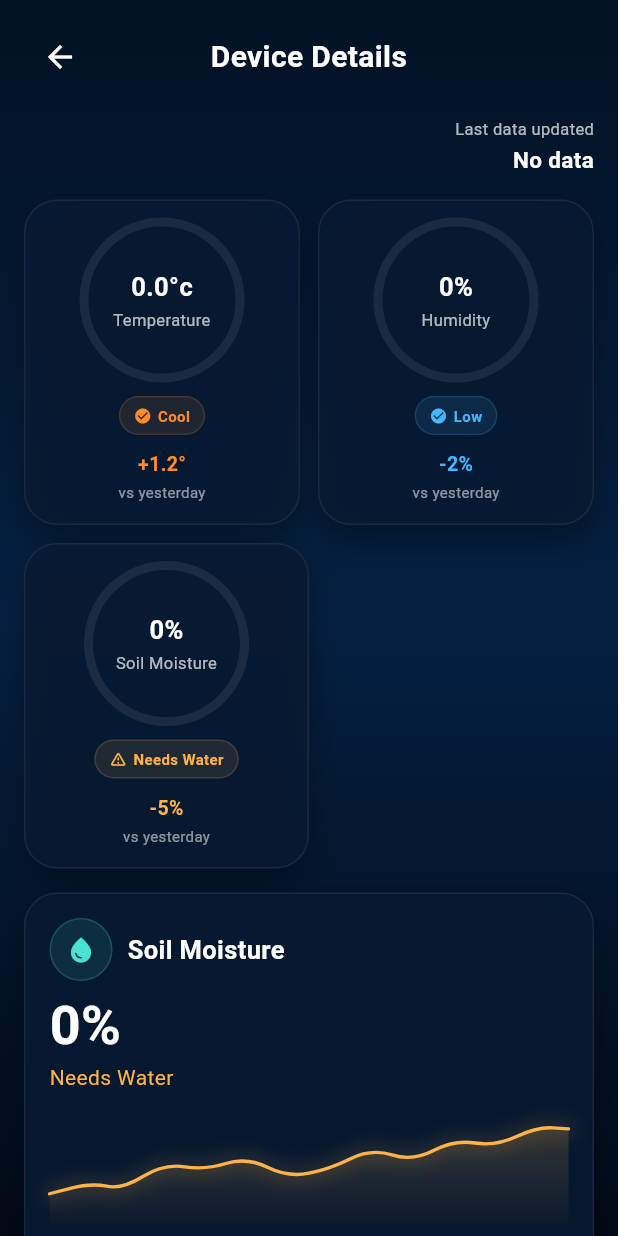
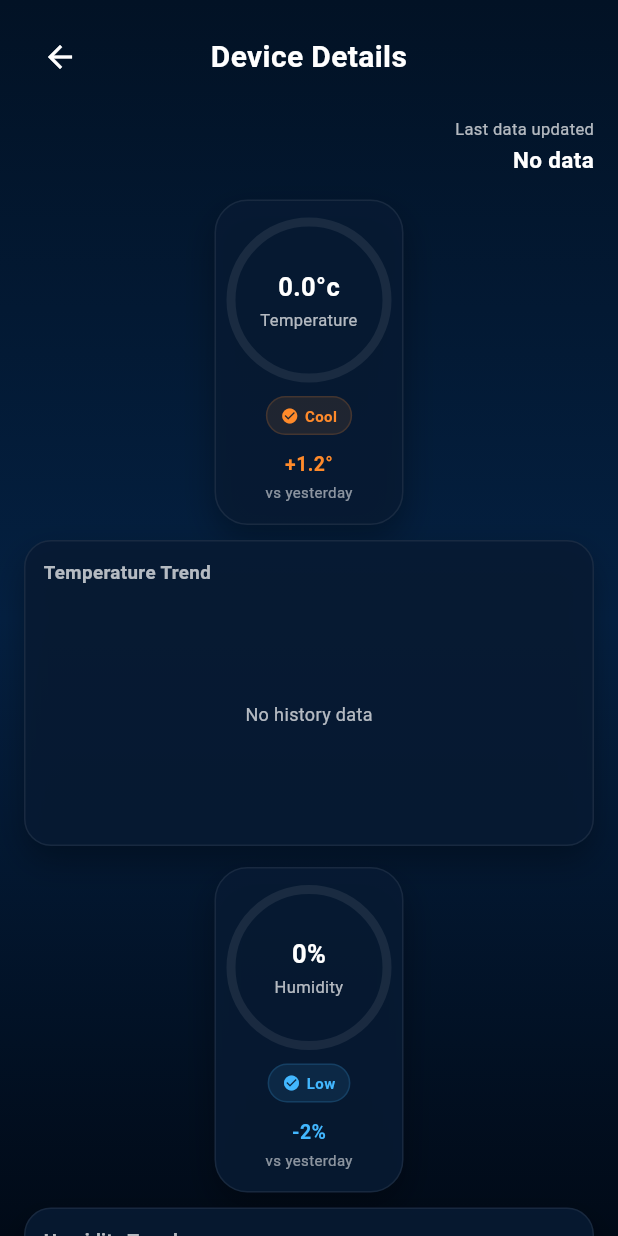
Before and after one commit to akhil7challa/SmartAgriculture_Monitoring, a Flutter app: the DeviceDetailsScreen screen opened directly with empty values, on a phone screen of 412 x 824 dp. Run offline on Flutter 3.47's test engine with Material 3 defaults, Android fonts, the phone set to English and light mode, and no system bars; our stand-ins replace firebase_core, firebase_database; accounts and stored records are empty.

Commit message:
Added historicdata and charts to temperature, humidity and soil moisture

```diff
--- a/lib/features/devices/device_details_screen.dart
+++ b/lib/features/devices/device_details_screen.dart
@@ -1,3 +1,4 @@
+import 'package:fl_chart/fl_chart.dart';
 import 'package:flutter/material.dart';
 
 import '../../core/services/firebase_service.dart';
@@ -97,19 +98,6 @@ class _DeviceDetailsScreenState extends State<DeviceDetailsScreen> {
     );
   }
 
-  Widget _iconCircle(IconData icon, Color color) {
-    return Container(
-      height: 42,
-      width: 42,
-      decoration: BoxDecoration(
-        shape: BoxShape.circle,
-        color: color.withOpacity(0.10),
-        border: Border.all(color: color.withOpacity(0.20)),
-      ),
-      child: Icon(icon, color: color, size: 20),
-    );
-  }
-
   Widget _buildTopBar() {
     return Row(
       children: [
@@ -185,8 +173,7 @@ class _DeviceDetailsScreenState extends State<DeviceDetailsScreen> {
   }) {
     final clamped = percent.clamp(0.0, 1.0);
 
-    return Expanded(
-      child: _glassPanel(
+    return _glassPanel(
       padding: const EdgeInsets.symmetric(horizontal: 10, vertical: 14),
       child: Column(
         children: [
@@ -274,21 +261,131 @@ class _DeviceDetailsScreenState extends State<DeviceDetailsScreen> {
           ),
         ],
       ),
+    );
+  }
+
+  Widget _buildTrendChart({
+    required String title,
+    required Color color,
+    required List<double> values,
+  }) {
+    final spots = values.asMap().entries.map((entry) {
+      return FlSpot(entry.key.toDouble(), entry.value);
+    }).toList();
+
+    final minY = values.isEmpty ? 0.0 : values.reduce((a, b) => a < b ? a : b);
+    final maxY = values.isEmpty ? 1.0 : values.reduce((a, b) => a > b ? a : b);
+
+    final adjustedMaxY = maxY == minY ? maxY + 1 : maxY;
+    final adjustedMinY = maxY == minY ? minY - 1 : minY;
+
+    return _glassPanel(
+      padding: const EdgeInsets.all(12),
+      radius: BorderRadius.circular(18),
+      child: Column(
+        crossAxisAlignment: CrossAxisAlignment.start,
+        children: [
+          Text(
+            title,
+            style: const TextStyle(
+              color: Colors.white70,
+              fontSize: 12.5,
+              fontWeight: FontWeight.w600,
+            ),
+          ),
+          const SizedBox(height: 10),
+          SizedBox(
+            height: 150,
+            child: values.isEmpty
+                ? const Center(
+                    child: Text(
+                      "No history data",
+                      style: TextStyle(color: Colors.white70, fontSize: 12),
+                    ),
+                  )
+                : LineChart(
+                    LineChartData(
+                      minX: 0,
+                      maxX: (values.length - 1).toDouble(),
+                      minY: adjustedMinY,
+                      maxY: adjustedMaxY,
+                      gridData: FlGridData(
+                        show: true,
+                        drawVerticalLine: false,
+                        getDrawingHorizontalLine: (_) => FlLine(
+                          color: Colors.white.withOpacity(0.08),
+                          strokeWidth: 1,
+                        ),
+                      ),
+                      titlesData: const FlTitlesData(
+                        leftTitles: AxisTitles(
+                          sideTitles: SideTitles(showTitles: false),
+                        ),
+                        bottomTitles: AxisTitles(
+                          sideTitles: SideTitles(showTitles: false),
+                        ),
+                        topTitles: AxisTitles(
+                          sideTitles: SideTitles(showTitles: false),
+                        ),
+                        rightTitles: AxisTitles(
+                          sideTitles: SideTitles(showTitles: false),
+                        ),
+                      ),
+                      borderData: FlBorderData(
+                        show: true,
+                        border:
+                            Border.all(color: Colors.white.withOpacity(0.08)),
+                      ),
+                      lineBarsData: [
+                        LineChartBarData(
+                          spots: spots,
+                          isCurved: true,
+                          color: color,
+                          barWidth: 2.6,
+                          dotData: const FlDotData(show: false),
+                          belowBarData: BarAreaData(
+                            show: true,
+                            color: color.withOpacity(0.15),
+                          ),
+                        ),
+                      ],
+                    ),
+                  ),
+          ),
+        ],
       ),
     );
   }
 
-  Widget _buildMetricsRow(Telemetry? telemetry, bool isMobile) {
+  Widget _buildMetricWithChart({
+    required Widget metricCard,
+    required Widget chart,
+  }) {
+    return Column(
+      children: [
+        metricCard,
+        const SizedBox(height: 10),
+        chart,
+      ],
+    );
+  }
+
+  Widget _buildMetricSections(
+    Telemetry? telemetry,
+    List<Telemetry> history,
+    bool isMobile,
+  ) {
     final temp = telemetry?.temperature.toDouble() ?? 0.0;
     final humidity = telemetry?.humidity.toDouble() ?? 0.0;
     final soil = telemetry?.soilMoisture.toDouble() ?? 0.0;
 
-    if (isMobile) {
-      return Column(
-        children: [
-          Row(
-            children: [
-              _buildArcMetricCard(
+    final temperatureValues =
+        history.map((e) => e.temperature.toDouble()).toList();
+    final humidityValues = history.map((e) => e.humidity.toDouble()).toList();
+    final soilValues = history.map((e) => e.soilMoisture.toDouble()).toList();
+
+    final temperatureSection = _buildMetricWithChart(
+      metricCard: _buildArcMetricCard(
         title: "Temperature",
         value: "${temp.toStringAsFixed(1)}°c",
         percent: temp / 50,
@@ -297,8 +394,15 @@ class _DeviceDetailsScreenState extends State<DeviceDetailsScreen> {
         change: "+1.2°",
         badgeIcon: Icons.check_circle,
       ),
-              const SizedBox(width: 12),
-              _buildArcMetricCard(
+      chart: _buildTrendChart(
+        title: "Temperature Trend",
+        color: const Color(0xFFFF8A2A),
+        values: temperatureValues,
+      ),
+    );
+
+    final humiditySection = _buildMetricWithChart(
+      metricCard: _buildArcMetricCard(
         title: "Humidity",
         value: "${humidity.toStringAsFixed(0)}%",
         percent: humidity / 100,
@@ -307,141 +411,53 @@ class _DeviceDetailsScreenState extends State<DeviceDetailsScreen> {
         change: "-2%",
         badgeIcon: Icons.check_circle,
       ),
-            ],
+      chart: _buildTrendChart(
+        title: "Humidity Trend",
+        color: const Color(0xFF42B7FF),
+        values: humidityValues,
       ),
-          const SizedBox(height: 12),
-          Row(
-            children: [
-              _buildArcMetricCard(
-                title: "Soil Moisture",
-                value: "${soil.toStringAsFixed(0)}%",
-                percent: soil / 100,
-                color: soil < 45
-                    ? const Color(0xFFFFB347)
-                    : const Color(0xFF9AFB65),
-                badge: _soilStatus(soil),
-                change: soil < 45 ? "-5%" : "+3%",
-                badgeIcon: soil < 45
-                    ? Icons.warning_amber_rounded
-                    : Icons.check_circle,
-              ),
-              const Spacer(),
-            ],
-          ),
-        ],
     );
-    }
 
-    return Row(
-      children: [
-        _buildArcMetricCard(
-          title: "Temperature",
-          value: "${temp.toStringAsFixed(1)}°c",
-          percent: temp / 50,
-          color: const Color(0xFFFF8A2A),
-          badge: _temperatureStatus(temp),
-          change: "+1.2°",
-          badgeIcon: Icons.check_circle,
-        ),
-        const SizedBox(width: 12),
-        _buildArcMetricCard(
-          title: "Humidity",
-          value: "${humidity.toStringAsFixed(0)}%",
-          percent: humidity / 100,
-          color: const Color(0xFF42B7FF),
-          badge: _humidityStatus(humidity),
-          change: "-2%",
-          badgeIcon: Icons.check_circle,
-        ),
-        const SizedBox(width: 12),
-        _buildArcMetricCard(
+    final soilSection = _buildMetricWithChart(
+      metricCard: _buildArcMetricCard(
         title: "Soil Moisture",
         value: "${soil.toStringAsFixed(0)}%",
         percent: soil / 100,
         color: soil < 45 ? const Color(0xFFFFB347) : const Color(0xFF9AFB65),
         badge: _soilStatus(soil),
         change: soil < 45 ? "-5%" : "+3%",
-          badgeIcon:
-              soil < 45 ? Icons.warning_amber_rounded : Icons.check_circle,
+        badgeIcon: soil < 45 ? Icons.warning_amber_rounded : Icons.check_circle,
       ),
+      chart: _buildTrendChart(
+        title: "Soil Moisture Trend",
+        color: soilValues.isNotEmpty && soilValues.last < 45
+            ? const Color(0xFFFFB347)
+            : const Color(0xFF7CFC6A),
+        values: soilValues,
+      ),
+    );
+
+    if (isMobile) {
+      return Column(
+        children: [
+          temperatureSection,
+          const SizedBox(height: 14),
+          humiditySection,
+          const SizedBox(height: 14),
+          soilSection,
         ],
       );
     }
 
-  Widget _buildSoilMoistureCard(Telemetry? telemetry) {
-    final soil = telemetry?.soilMoisture.toDouble() ?? 0.0;
-    final status = _soilStatus(soil);
-    final lineColor =
-        soil < 45 ? const Color(0xFFFFB347) : const Color(0xFF7CFC6A);
-
-    return _glassPanel(
-      child: Column(
+    return Row(
       crossAxisAlignment: CrossAxisAlignment.start,
       children: [
-          Row(
-            children: [
-              _iconCircle(Icons.water_drop, const Color(0xFF4BE2D4)),
-              const SizedBox(width: 10),
-              const Text(
-                "Soil Moisture",
-                style: TextStyle(
-                  color: Colors.white,
-                  fontSize: 17,
-                  fontWeight: FontWeight.w600,
-                ),
-              ),
+        Expanded(child: temperatureSection),
+        const SizedBox(width: 12),
+        Expanded(child: humiditySection),
+        const SizedBox(width: 12),
+        Expanded(child: soilSection),
       ],
-          ),
-          const SizedBox(height: 12),
-          Text(
-            "${soil.toStringAsFixed(0)}%",
-            style: const TextStyle(
-              color: Colors.white,
-              fontSize: 36,
-              height: 1,
-              fontWeight: FontWeight.bold,
-            ),
-          ),
-          const SizedBox(height: 6),
-          Text(
-            status,
-            style: TextStyle(
-              color:
-                  soil < 45 ? const Color(0xFFFFB347) : const Color(0xFF9AFB65),
-              fontSize: 14,
-            ),
-          ),
-          const SizedBox(height: 16),
-          SizedBox(
-            height: 72,
-            child: CustomPaint(
-              size: const Size(double.infinity, 72),
-              painter: _SimpleTrendPainter(color: lineColor),
-            ),
-          ),
-          const SizedBox(height: 16),
-          ClipRRect(
-            borderRadius: BorderRadius.circular(12),
-            child: LinearProgressIndicator(
-              value: soil / 100,
-              minHeight: 11,
-              backgroundColor: Colors.white.withOpacity(0.08),
-              valueColor: AlwaysStoppedAnimation(lineColor),
-            ),
-          ),
-          const SizedBox(height: 8),
-          const Row(
-            mainAxisAlignment: MainAxisAlignment.spaceBetween,
-            children: [
-              Text("0%", style: TextStyle(color: Colors.white54, fontSize: 11)),
-              Text("50%",
-                  style: TextStyle(color: Colors.white54, fontSize: 11)),
-              Text("100%",
-                  style: TextStyle(color: Colors.white54, fontSize: 11)),
-            ],
-          ),
-        ],
-      ),
     );
   }
 
@@ -622,6 +638,7 @@ class _DeviceDetailsScreenState extends State<DeviceDetailsScreen> {
   Widget _buildContent({
     required Device device,
     required Telemetry? telemetry,
+    required List<Telemetry> history,
   }) {
     return LayoutBuilder(
       builder: (context, constraints) {
@@ -634,9 +651,7 @@ class _DeviceDetailsScreenState extends State<DeviceDetailsScreen> {
             const SizedBox(height: 16),
             _buildHeader(device, telemetry),
             const SizedBox(height: 16),
-            _buildMetricsRow(telemetry, isMobile),
-            const SizedBox(height: 16),
-            _buildSoilMoistureCard(telemetry),
+            _buildMetricSections(telemetry, history, isMobile),
             const SizedBox(height: 16),
             _buildBottomCards(telemetry, isMobile),
             const SizedBox(height: 16),
@@ -682,12 +697,37 @@ class _DeviceDetailsScreenState extends State<DeviceDetailsScreen> {
                 );
               }
 
+              return StreamBuilder<List<Telemetry>>(
+                stream: _firebaseService.getTelemetryHistoryStream(
+                  device.id,
+                  limit: 1000,
+                ),
+                builder: (context, historySnapshot) {
+                  if (historySnapshot.hasError) {
+                    return Center(
+                      child: Padding(
+                        padding: const EdgeInsets.all(24),
+                        child: Text(
+                          "Error loading telemetry history:\n${historySnapshot.error}",
+                          style: const TextStyle(color: Colors.white),
+                          textAlign: TextAlign.center,
+                        ),
+                      ),
+                    );
+                  }
+
                   final telemetry = telemetrySnapshot.data;
+                  final history = historySnapshot.data ?? [];
+
                   final telemetryWaiting = telemetrySnapshot.connectionState ==
                           ConnectionState.waiting &&
                       telemetry == null;
 
-              if (telemetryWaiting) {
+                  final historyWaiting = historySnapshot.connectionState ==
+                          ConnectionState.waiting &&
+                      history.isEmpty;
+
+                  if (telemetryWaiting || historyWaiting) {
                     return const Center(
                       child: CircularProgressIndicator(color: Colors.white),
                     );
@@ -696,6 +736,9 @@ class _DeviceDetailsScreenState extends State<DeviceDetailsScreen> {
                   return _buildContent(
                     device: device,
                     telemetry: telemetry,
+                    history: history,
+                  );
+                },
               );
             },
           ),
@@ -704,79 +747,3 @@ class _DeviceDetailsScreenState extends State<DeviceDetailsScreen> {
     );
   }
 }
-
-class _SimpleTrendPainter extends CustomPainter {
-  final Color color;
-
-  _SimpleTrendPainter({required this.color});
-
-  @override
-  void paint(Canvas canvas, Size size) {
-    final linePaint = Paint()
-      ..color = color
-      ..strokeWidth = 2.2
-      ..style = PaintingStyle.stroke
-      ..strokeCap = StrokeCap.round;
-
-    final glowPaint = Paint()
-      ..color = color.withOpacity(0.18)
-      ..strokeWidth = 8
-      ..style = PaintingStyle.stroke
-      ..strokeCap = StrokeCap.round
-      ..maskFilter = const MaskFilter.blur(BlurStyle.normal, 6);
-
-    final fillPaint = Paint()
-      ..shader = LinearGradient(
-        begin: Alignment.topCenter,
-        end: Alignment.bottomCenter,
-        colors: [
-          color.withOpacity(0.20),
-          color.withOpacity(0.02),
-        ],
-      ).createShader(Rect.fromLTWH(0, 0, size.width, size.height))
-      ..style = PaintingStyle.fill;
-
-    final points = <Offset>[
-      Offset(0, size.height * 0.72),
-      Offset(size.width * 0.08, size.height * 0.62),
-      Offset(size.width * 0.14, size.height * 0.68),
-      Offset(size.width * 0.22, size.height * 0.44),
-      Offset(size.width * 0.30, size.height * 0.50),
-      Offset(size.width * 0.38, size.height * 0.38),
-      Offset(size.width * 0.46, size.height * 0.57),
-      Offset(size.width * 0.54, size.height * 0.49),
-      Offset(size.width * 0.62, size.height * 0.30),
-      Offset(size.width * 0.70, size.height * 0.42),
-      Offset(size.width * 0.78, size.height * 0.22),
-      Offset(size.width * 0.86, size.height * 0.28),
-      Offset(size.width * 0.94, size.height * 0.10),
-      Offset(size.width, size.height * 0.12),
-    ];
-
-    final path = Path()..moveTo(points.first.dx, points.first.dy);
-
-    for (int i = 1; i < points.length; i++) {
-      final prev = points[i - 1];
-      final curr = points[i];
-      final midX = (prev.dx + curr.dx) / 2;
-      final midY = (prev.dy + curr.dy) / 2;
-      path.quadraticBezierTo(prev.dx, prev.dy, midX, midY);
-    }
-
-    path.lineTo(points.last.dx, points.last.dy);
-
-    final fillPath = Path.from(path)
-      ..lineTo(size.width, size.height)
-      ..lineTo(0, size.height)
-      ..close();
-
-    canvas.drawPath(fillPath, fillPaint);
-    canvas.drawPath(path, glowPaint);
-    canvas.drawPath(path, linePaint);
-  }
-
-  @override
-  bool shouldRepaint(covariant _SimpleTrendPainter oldDelegate) {
-    return oldDelegate.color != color;
-  }
-}
--- a/pubspec.yaml
+++ b/pubspec.yaml
@@ -14,6 +14,7 @@ dependencies:
   firebase_core: ^3.15.0
   firebase_database: ^11.3.0
   syncfusion_flutter_gauges: ^26.2.14
+  fl_chart: ^0.68.0
 
 dev_dependencies:
   flutter_test:
```
Also changed, not shown: lib/core/services/firebase_service.dart (+52 -13 lines), pubspec.lock. Lines whose indentation alone changed are shown as unchanged.
